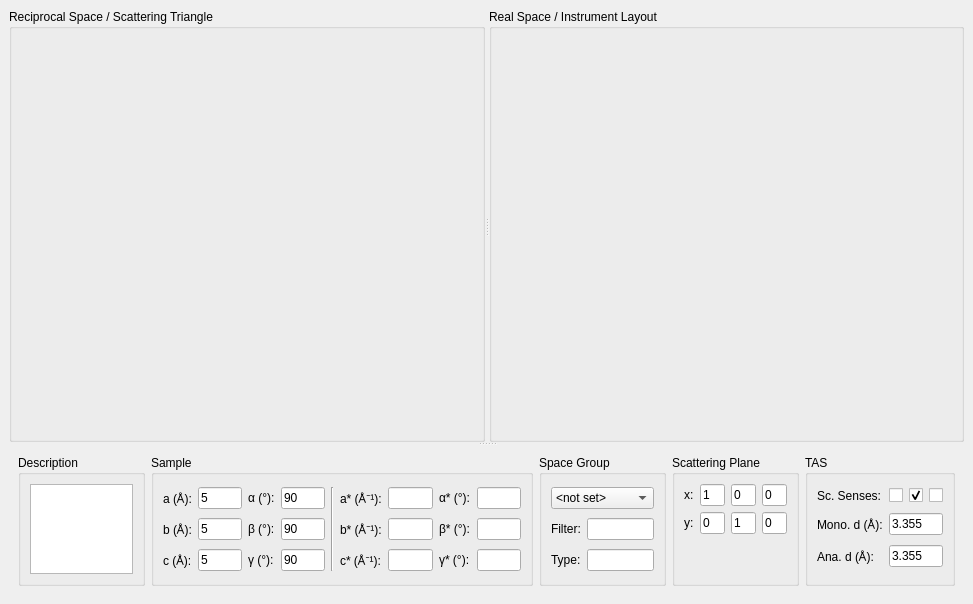
First picture: the form in ui/taz.ui, repository tweber-ill/frm_mirror-takin1, before the edit.
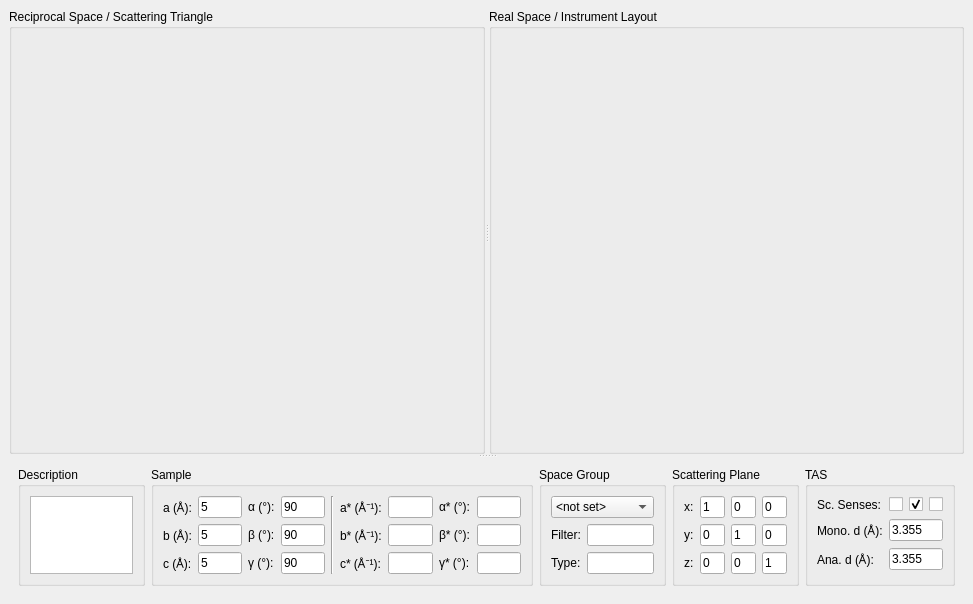
Second picture: the form after the edit.

What changed in the file:
```diff
--- a/ui/taz.ui
+++ b/ui/taz.ui
@@ -174,18 +174,42 @@
              </property>
             </widget>
            </item>
-           <item row="2" column="0" colspan="4">
-            <spacer name="verticalSpacer">
-             <property name="orientation">
-              <enum>Qt::Vertical</enum>
+           <item row="2" column="0">
+            <widget class="QLabel" name="label_19">
+             <property name="text">
+              <string>z:</string>
              </property>
-             <property name="sizeHint" stdset="0">
-              <size>
-               <width>20</width>
-               <height>40</height>
-              </size>
+            </widget>
+           </item>
+           <item row="2" column="1">
+            <widget class="QLineEdit" name="editScatZ0">
+             <property name="text">
+              <string>0</string>
              </property>
-            </spacer>
+             <property name="readOnly">
+              <bool>true</bool>
+             </property>
+            </widget>
+           </item>
+           <item row="2" column="2">
+            <widget class="QLineEdit" name="editScatZ1">
+             <property name="text">
+              <string>0</string>
+             </property>
+             <property name="readOnly">
+              <bool>true</bool>
+             </property>
+            </widget>
+           </item>
+           <item row="2" column="3">
+            <widget class="QLineEdit" name="editScatZ2">
+             <property name="text">
+              <string>1</string>
+             </property>
+             <property name="readOnly">
+              <bool>true</bool>
+             </property>
+            </widget>
            </item>
           </layout>
          </widget>
```
Left out of the diff: 3 changed lines with no effect on the pictures.
